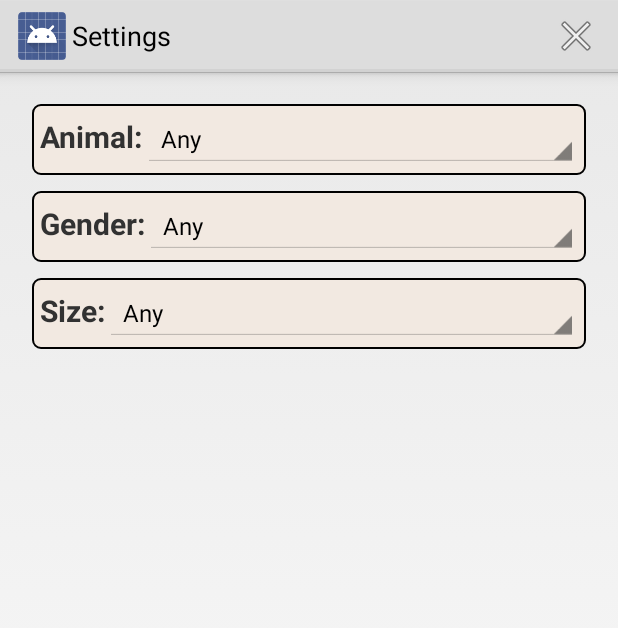
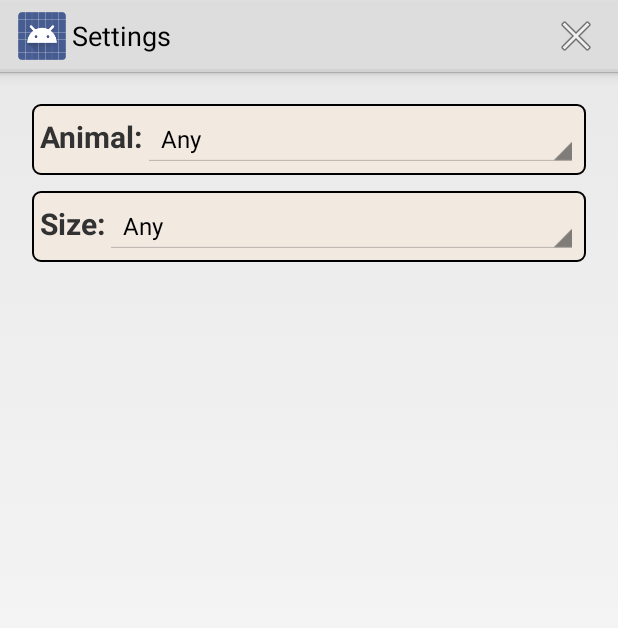
Before and after one commit to matthew-compton/Petfinder, an Android app: the SettingsFragment screen opened directly, with no data from a screen before it, on a phone screen of 412 x 824 dp. Shown: the top 628 px of the screen. Run offline under Robolectric (Android 15) with nearby library versions, the phone set to English and light mode, and no system bars; our stand-ins replace ButterKnife, Dagger/Hilt's generated code; libraries missing offline, so code that uses them is left out: com.crittercism.app; 4 statements that could not run were skipped.

Commit message:
Removed gender search; added status display

```diff
--- a/app/src/main/java/com/ambergleam/petfinder/controller/SettingsFragment.java
+++ b/app/src/main/java/com/ambergleam/petfinder/controller/SettingsFragment.java
@@ -10,10 +10,9 @@ import android.view.ViewGroup;
 import android.widget.ArrayAdapter;
 import android.widget.Spinner;
 
+import com.ambergleam.petfinder.PetfinderPreference;
 import com.ambergleam.petfinder.R;
 import com.ambergleam.petfinder.model.Animal;
-import com.ambergleam.petfinder.PetfinderPreference;
-import com.ambergleam.petfinder.model.Gender;
 import com.ambergleam.petfinder.model.Size;
 import com.ambergleam.petfinder.service.PetfinderServiceManager;
 
@@ -33,9 +32,6 @@ public class SettingsFragment extends BaseFragment {
     @InjectView(R.id.spinner_animal) Spinner mAnimalSpinner;
     private ArrayAdapter<Animal.AnimalEnum> mAnimalArrayAdapter;
 
-    @InjectView(R.id.spinner_gender) Spinner mGenderSpinner;
-    private ArrayAdapter<Gender.GenderEnum> mGenderArrayAdapter;
-
     @InjectView(R.id.spinner_size) Spinner mSizeSpinner;
     private ArrayAdapter<Size.SizeEnum> mSizeArrayAdapter;
 
@@ -48,10 +44,6 @@ public class SettingsFragment extends BaseFragment {
         mAnimalArrayAdapter = new ArrayAdapter<>(getActivity(), android.R.layout.simple_spinner_item, Animal.AnimalEnum.values());
         mAnimalArrayAdapter.setDropDownViewResource(android.R.layout.simple_spinner_dropdown_item);
         mAnimalSpinner.setAdapter(mAnimalArrayAdapter);
-
-        mGenderArrayAdapter = new ArrayAdapter<>(getActivity(), android.R.layout.simple_spinner_item, Gender.GenderEnum.values());
-        mGenderArrayAdapter.setDropDownViewResource(android.R.layout.simple_spinner_dropdown_item);
-        mGenderSpinner.setAdapter(mGenderArrayAdapter);
 
         mSizeArrayAdapter = new ArrayAdapter<>(getActivity(), android.R.layout.simple_spinner_item, Size.SizeEnum.values());
         mSizeArrayAdapter.setDropDownViewResource(android.R.layout.simple_spinner_dropdown_item);
@@ -91,13 +83,11 @@ public class SettingsFragment extends BaseFragment {
 
     private void updateUI() {
         mAnimalSpinner.setSelection(mAnimalArrayAdapter.getPosition(mPetfinderPreference.getAnimalEnum()));
-        mGenderSpinner.setSelection(mGenderArrayAdapter.getPosition(mPetfinderPreference.getGenderEnum()));
         mSizeSpinner.setSelection(mSizeArrayAdapter.getPosition(mPetfinderPreference.getSizeEnum()));
     }
 
     private void clear() {
         mAnimalSpinner.setSelection(0);
-        mGenderSpinner.setSelection(0);
         mSizeSpinner.setSelection(0);
     }
 
@@ -115,12 +105,6 @@ public class SettingsFragment extends BaseFragment {
         mPetfinderPreference.setAnimalEnum(animal);
     }
 
-    @OnItemSelected(R.id.spinner_gender)
-    public void onItemSelectedGender() {
-        Gender.GenderEnum gender = (Gender.GenderEnum) mGenderSpinner.getSelectedItem();
-        mPetfinderPreference.setGenderEnum(gender);
-    }
-
     @OnItemSelected(R.id.spinner_size)
     public void onItemSelectedSize() {
         Size.SizeEnum animal = (Size.SizeEnum) mSizeSpinner.getSelectedItem();
--- a/app/src/main/java/com/ambergleam/petfinder/model/Gender.java
+++ b/app/src/main/java/com/ambergleam/petfinder/model/Gender.java
@@ -18,7 +18,7 @@ public class Gender implements Serializable {
         ANY, M, F, U;
 
         public String toUrlFormatString() {
-            if (this == ANY) {
+            if (this == ANY || this == U) {
                 return "";
             }
             return this.name();
--- a/app/src/main/res/layout/fragment_settings.xml
+++ b/app/src/main/res/layout/fragment_settings.xml
@@ -37,23 +37,6 @@
             <TextView
                 android:layout_width="wrap_content"
                 android:layout_height="wrap_content"
-                android:text="@string/pet_gender"
-                android:textSize="@dimen/text_normal"
-                android:textStyle="bold"/>
-
-            <Spinner
-                android:id="@+id/spinner_gender"
-                android:layout_width="match_parent"
-                android:layout_height="wrap_content"/>
-
-        </LinearLayout>
-
-        <LinearLayout
-            style="@style/DetailLayoutHorizontal">
-
-            <TextView
-                android:layout_width="wrap_content"
-                android:layout_height="wrap_content"
                 android:text="@string/pet_size"
                 android:textSize="@dimen/text_normal"
                 android:textStyle="bold"/>
--- a/app/src/main/res/values/strings.xml
+++ b/app/src/main/res/values/strings.xml
@@ -10,9 +10,10 @@
     <string name="pet_name">Name:</string>
     <string name="pet_animal">Animal:</string>
     <string name="pet_gender">Gender:</string>
-    <string name="pet_mix">Mix:</string>
     <string name="pet_age">Age:</string>
     <string name="pet_size">Size:</string>
+    <string name="pet_mix">Mix:</string>
+    <string name="pet_status">Status:</string>
     <string name="pet_description">Description:</string>
     <string name="pet_phone">Phone:</string>
     <string name="pet_email">Email:</string>
```
Also changed, not shown: app/src/main/java/com/ambergleam/petfinder/controller/DetailFragment.java (+8 -8 lines), app/src/main/java/com/ambergleam/petfinder/model/Status.java (+45 -0 lines), app/src/main/res/layout/fragment_detail.xml (+21 -21 lines).
